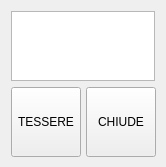
This is src/alerttesseredlg.ui in mtonin/gestcassa as Qt 5 draws it before an edit. The edited form follows.
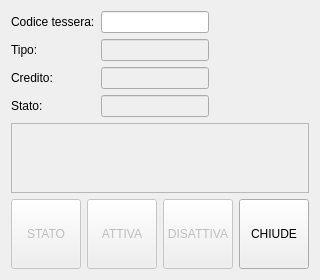
This is the edited form. Icons and pictures are not drawn.

Commit message: - modifiche per rendere i dialoghi ApplicationModal - gestione diretta tessere abbonamento

What changed in the file:
```diff
--- a/src/alerttesseredlg.ui
+++ b/src/alerttesseredlg.ui
@@ -1,38 +1,114 @@
 <?xml version="1.0" encoding="UTF-8"?>
 <ui version="4.0">
  <class>AlertTessereDlg</class>
- <widget class="QWidget" name="AlertTessereDlg">
+ <widget class="QDialog" name="AlertTessereDlg">
   <property name="geometry">
    <rect>
     <x>0</x>
     <y>0</y>
-    <width>166</width>
-    <height>167</height>
+    <width>318</width>
+    <height>273</height>
    </rect>
   </property>
-  <property name="minimumSize">
-   <size>
-    <width>166</width>
-    <height>167</height>
-   </size>
-  </property>
-  <property name="maximumSize">
-   <size>
-    <width>166</width>
-    <height>167</height>
-   </size>
-  </property>
   <property name="windowTitle">
    <string>Form</string>
   </property>
   <layout class="QVBoxLayout" name="verticalLayout">
    <item>
-    <widget class="QPlainTextEdit" name="testoAlertTxt"/>
+    <layout class="QGridLayout" name="gridLayout" columnstretch="0,0,0">
+     <item row="3" column="1">
+      <widget class="QLineEdit" name="statoTesseraTxt">
+       <property name="enabled">
+        <bool>false</bool>
+       </property>
+       <property name="readOnly">
+        <bool>true</bool>
+       </property>
+      </widget>
+     </item>
+     <item row="0" column="1">
+      <widget class="QLineEdit" name="codiceTesseraTxt"/>
+     </item>
+     <item row="3" column="0">
+      <widget class="QLabel" name="label_4">
+       <property name="text">
+        <string>Stato:</string>
+       </property>
+      </widget>
+     </item>
+     <item row="2" column="0">
+      <widget class="QLabel" name="label_3">
+       <property name="text">
+        <string>Credito:</string>
+       </property>
+      </widget>
+     </item>
+     <item row="2" column="1">
+      <widget class="QLineEdit" name="creditoTesseraTxt">
+       <property name="enabled">
+        <bool>false</bool>
+       </property>
+       <property name="readOnly">
+        <bool>true</bool>
+       </property>
+      </widget>
+     </item>
+     <item row="1" column="1">
+      <widget class="QLineEdit" name="tipoTesseraTxt">
+       <property name="enabled">
+        <bool>false</bool>
+       </property>
+       <property name="readOnly">
+        <bool>true</bool>
+       </property>
+      </widget>
+     </item>
+     <item row="1" column="0">
+      <widget class="QLabel" name="label_2">
+       <property name="text">
+        <string>Tipo:</string>
+       </property>
+      </widget>
+     </item>
+     <item row="0" column="0">
+      <widget class="QLabel" name="label">
+       <property name="text">
+        <string>Codice tessera:</string>
+       </property>
+      </widget>
+     </item>
+     <item row="0" column="2">
+      <spacer name="horizontalSpacer">
+       <property name="orientation">
+        <enum>Qt::Horizontal</enum>
+       </property>
+       <property name="sizeHint" stdset="0">
+        <size>
+         <width>40</width>
+         <height>20</height>
+        </size>
+       </property>
+      </spacer>
+     </item>
+    </layout>
+   </item>
+   <item>
+    <widget class="QPlainTextEdit" name="msgTesseraTxt">
+     <property name="enabled">
+      <bool>false</bool>
+     </property>
+     <property name="readOnly">
+      <bool>true</bool>
+     </property>
+    </widget>
    </item>
    <item>
     <layout class="QHBoxLayout" name="horizontalLayout">
      <item>
-      <widget class="QToolButton" name="buoniBtn">
+      <widget class="QToolButton" name="queryBtn">
+       <property name="enabled">
+        <bool>false</bool>
+       </property>
        <property name="sizePolicy">
         <sizepolicy hsizetype="MinimumExpanding" vsizetype="Expanding">
          <horstretch>0</horstretch>
@@ -52,11 +128,99 @@
         </size>
        </property>
        <property name="text">
-        <string>TESSERE</string>
+        <string>STATO</string>
        </property>
        <property name="icon">
         <iconset resource="risorse.qrc">
-         <normaloff>:/GestCassa/ticket</normaloff>:/GestCassa/ticket</iconset>
+         <normaloff>:/GestCassa/reload</normaloff>:/GestCassa/reload</iconset>
+       </property>
+       <property name="iconSize">
+        <size>
+         <width>48</width>
+         <height>48</height>
+        </size>
+       </property>
+       <property name="autoExclusive">
+        <bool>false</bool>
+       </property>
+       <property name="toolButtonStyle">
+        <enum>Qt::ToolButtonTextUnderIcon</enum>
+       </property>
+      </widget>
+     </item>
+     <item>
+      <widget class="QToolButton" name="attivatBtn">
+       <property name="enabled">
+        <bool>false</bool>
+       </property>
+       <property name="sizePolicy">
+        <sizepolicy hsizetype="MinimumExpanding" vsizetype="Expanding">
+         <horstretch>0</horstretch>
+         <verstretch>0</verstretch>
+        </sizepolicy>
+       </property>
+       <property name="minimumSize">
+        <size>
+         <width>70</width>
+         <height>70</height>
+        </size>
+       </property>
+       <property name="maximumSize">
+        <size>
+         <width>100</width>
+         <height>70</height>
+        </size>
+       </property>
+       <property name="text">
+        <string>ATTIVA</string>
+       </property>
+       <property name="icon">
+        <iconset resource="risorse.qrc">
+         <normaloff>:/GestCassa/db_ok</normaloff>:/GestCassa/db_ok</iconset>
+       </property>
+       <property name="iconSize">
+        <size>
+         <width>48</width>
+         <height>48</height>
+        </size>
+       </property>
+       <property name="autoExclusive">
+        <bool>false</bool>
+       </property>
+       <property name="toolButtonStyle">
+        <enum>Qt::ToolButtonTextUnderIcon</enum>
+       </property>
+      </widget>
+     </item>
+     <item>
+      <widget class="QToolButton" name="disattivaBtn">
+       <property name="enabled">
+        <bool>false</bool>
+       </property>
+       <property name="sizePolicy">
+        <sizepolicy hsizetype="MinimumExpanding" vsizetype="Expanding">
+         <horstretch>0</horstretch>
+         <verstretch>0</verstretch>
+        </sizepolicy>
+       </property>
+       <property name="minimumSize">
+        <size>
+         <width>70</width>
+         <height>70</height>
+        </size>
+       </property>
+       <property name="maximumSize">
+        <size>
+         <width>100</width>
+         <height>70</height>
+        </size>
+       </property>
+       <property name="text">
+        <string>DISATTIVA</string>
+       </property>
+       <property name="icon">
+        <iconset resource="risorse.qrc">
+         <normaloff>:/GestCassa/divieto</normaloff>:/GestCassa/divieto</iconset>
        </property>
        <property name="iconSize">
         <size>
```
Left out of the diff: 23 changed lines with no effect on the pictures. The commit also changes 10 other files.
